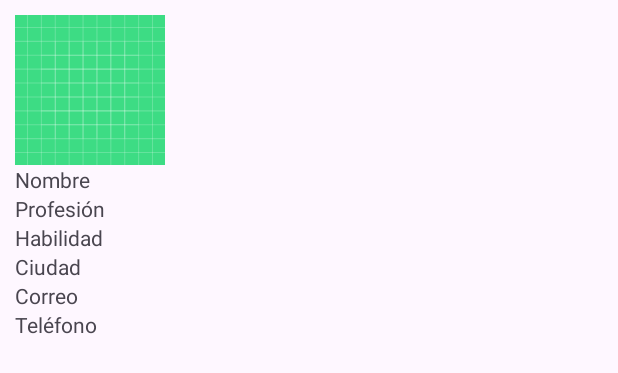
After one commit to StevenJM05/Apployment-app, an Android app: the layout item_usuario.xml on its own in the app's theme, with its tools: preview values and no code run, on a phone screen of 412 x 824 dp. The commit adds this screen. Shown: the top 373 px of the screen. Run offline under Robolectric (Android 15) with nearby library versions, the phone set to English and light mode, and no system bars.

Commit message:
Pantalla de busqueda

```diff
--- a/app/build.gradle
+++ b/app/build.gradle
@@ -43,4 +43,5 @@ dependencies {
     implementation libs.retrofit
     implementation 'com.squareup.retrofit2:converter-gson:2.9.0'
     implementation 'com.github.bumptech.glide:glide:4.11.0'
+    implementation 'androidx.recyclerview:recyclerview:1.2.1'
 }
--- a/app/src/main/java/sv/edu/itca/apployment/modelos/Worker.java
+++ b/app/src/main/java/sv/edu/itca/apployment/modelos/Worker.java
@@ -24,6 +24,6 @@ public class Worker {
     }
 
     public String getPhotoUrl() {
-        return "http://192.168.56.1/storage/" + photo;
+        return "http://192.168.1.59/storage/" + photo;
     }
 }
--- /dev/null
+++ b/app/src/main/res/drawable/searchview_background.xml
@@ -0,0 +1,6 @@
+<?xml version="1.0" encoding="utf-8"?>
+<shape xmlns:android="http://schemas.android.com/apk/res/android">
+    <solid android:color="@color/moradoclaro" /> <!-- Fondo  -->
+    <corners android:radius="8dp" /> <!-- Bordes redondeados -->
+    <stroke android:color="#CCCCCC" android:width="1dp" /> <!-- Borde gris claro -->
+</shape>
--- /dev/null
+++ b/app/src/main/res/drawable/searchview_background2.xml
@@ -0,0 +1,5 @@
+<?xml version="1.0" encoding="utf-8"?>
+<shape xmlns:android="http://schemas.android.com/apk/res/android">
+    <solid android:color="#F5F5F5" /> <!-- Fondo gris claro -->
+    <corners android:radius="8dp" /> <!-- Bordes redondeados -->
+</shape>
--- /dev/null
+++ b/app/src/main/res/layout/item_usuario.xml
@@ -0,0 +1,50 @@
+<?xml version="1.0" encoding="utf-8"?>
+<!-- res/layout/item_usuario.xml -->
+<LinearLayout xmlns:android="http://schemas.android.com/apk/res/android"
+    android:layout_width="match_parent"
+    android:layout_height="wrap_content"
+    android:orientation="vertical"
+    android:padding="10dp">
+
+    <ImageView
+        android:id="@+id/iv_fotoPerfil"
+        android:layout_width="100dp"
+        android:layout_height="100dp"
+        android:src="@drawable/ic_launcher_background" />
+
+    <TextView
+        android:id="@+id/tv_nombre"
+        android:layout_width="wrap_content"
+        android:layout_height="wrap_content"
+        android:text="Nombre" />
+
+    <TextView
+        android:id="@+id/tv_profesion"
+        android:layout_width="wrap_content"
+        android:layout_height="wrap_content"
+        android:text="Profesión" />
+
+    <TextView
+        android:id="@+id/tv_habilidad"
+        android:layout_width="wrap_content"
+        android:layout_height="wrap_content"
+        android:text="Habilidad" />
+
+    <TextView
+        android:id="@+id/tv_ciudad"
+        android:layout_width="wrap_content"
+        android:layout_height="wrap_content"
+        android:text="Ciudad" />
+
+    <TextView
+        android:id="@+id/tv_correo"
+        android:layout_width="wrap_content"
+        android:layout_height="wrap_content"
+        android:text="Correo" />
+
+    <TextView
+        android:id="@+id/tv_telefono"
+        android:layout_width="wrap_content"
+        android:layout_height="wrap_content"
+        android:text="Teléfono" />
+</LinearLayout>
```
Also changed, not shown: app/src/main/java/sv/edu/itca/apployment/SearchFragment.java (+76 -5 lines), app/src/main/java/sv/edu/itca/apployment/adapter/UsuarioAdapter.java (added, +93 -0 lines), app/src/main/java/sv/edu/itca/apployment/adapter/WorkersAdapterr.java (added, +57 -0 lines), app/src/main/java/sv/edu/itca/apployment/modelos/Usuario.java (added, +58 -0 lines), app/src/main/res/layout/fragment_search.xml (+15 -6 lines), app/src/main/res/drawable/ic_clear.png (added), app/src/main/res/drawable/trabajador.jpg (added).
